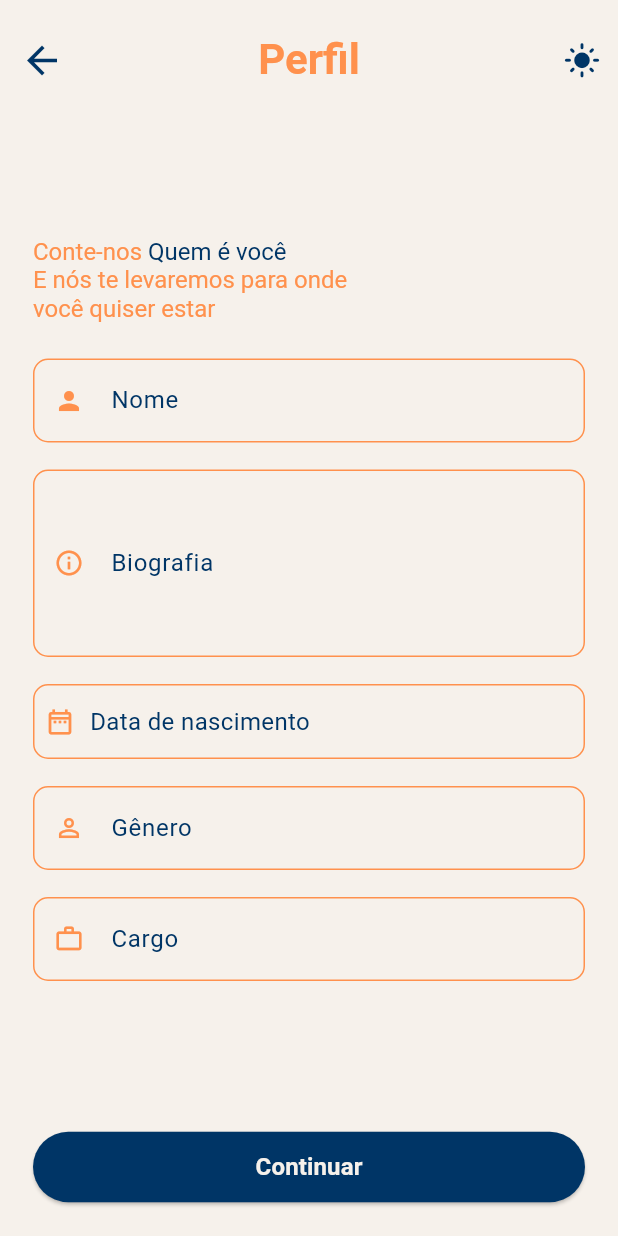
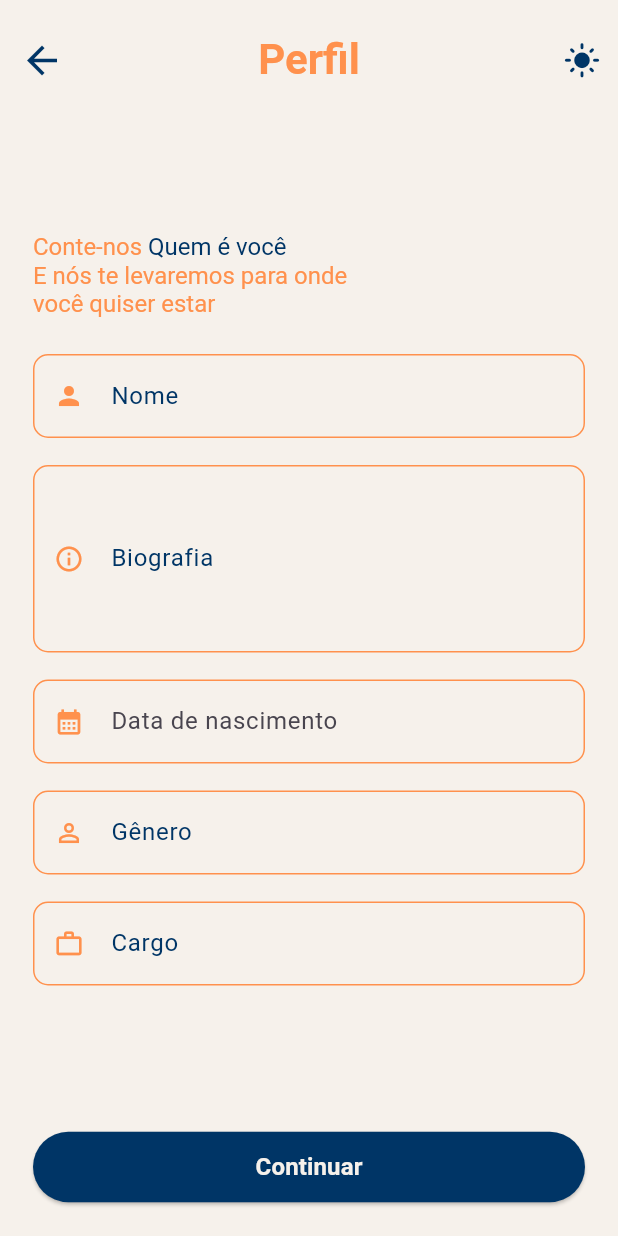
Before and after one commit to Reinertjg/Horizone_app, a Flutter app: the ProfileSetUpScreen screen opened by its route, on a phone screen of 412 x 824 dp. Run offline on Flutter 3.47's test engine with Material 3 defaults, Android fonts, the phone set to English and light mode, and no system bars; our stand-ins replace shared_preferences, sqflite; accounts and stored records are empty.

Commit message:
Refactor DatePickerTextFormField to use TextFormField and controller

```diff
--- a/horizone_app/lib/presentation/pages/profilesetup_screen.dart
+++ b/horizone_app/lib/presentation/pages/profilesetup_screen.dart
@@ -3,6 +3,7 @@ import 'package:provider/provider.dart';
 import '../../../generated/l10n.dart';
 import '../state/profileform_provider.dart';
 import '../state/theme_provider.dart';
+import '../widgets/date_picker_text_form_field.dart';
 import '../widgets/profile_info_text.dart';
 import '../widgets/orange_text_form.dart';
 import '../widgets/orange_text_box_form.dart';
@@ -52,6 +53,7 @@ class ProfileSetUpScreen extends StatelessWidget {
                   const SizedBox(height: 18),
                   DatePickerTextFormField(
                     nameButton: S.of(context).dateOfBirth,
+                    controller: formProvider.dateOfBirthController,
                     validator: formProvider.validateDateOfBirth,
                   ),
                   const SizedBox(height: 18),
--- a/horizone_app/lib/presentation/widgets/date_picker_text_form_field.dart
+++ b/horizone_app/lib/presentation/widgets/date_picker_text_form_field.dart
@@ -5,11 +5,13 @@ import '../../generated/l10n.dart';
 class DatePickerTextFormField extends StatefulWidget {
   const DatePickerTextFormField({
     super.key,
+    required this.controller,
     required this.validator,
     required this.nameButton,
   });
 
   final String nameButton;
+  final TextEditingController controller;
   final String? Function(String?) validator;
 
   @override
@@ -21,8 +23,8 @@ class _DatePickerTextFormFieldState extends State<DatePickerTextFormField> {
   DateTime? selectedDate;
 
   // This method is called when the user taps on the date picker.
-  Future<void> _selectDate() async {
-    final DateTime? picked = await showDatePicker(
+  Future<DateTime?> _selectDate(BuildContext context) async {
+    return await showDatePicker(
       context: context,
       initialDate: DateTime.now().subtract(const Duration(days: 365 * 18)),
       firstDate: DateTime(1900),
@@ -45,73 +47,53 @@ class _DatePickerTextFormFieldState extends State<DatePickerTextFormField> {
           child: child!,
         );
       },
+
     );
-    if (picked != null) setState(() => selectedDate = picked);
   }
 
   @override
   Widget build(BuildContext context) {
-    return FormField<String>(
+    return TextFormField(
+      controller: widget.controller,
+      readOnly: true,
       validator: widget.validator,
-      builder: (field) {
-        return Column(
-          crossAxisAlignment: CrossAxisAlignment.stretch,
-          children: [
-            GestureDetector(
-              onTap: _selectDate,
-              child: Container(
-                height: 50,
-                padding: const EdgeInsets.symmetric(horizontal: 7),
-                decoration: BoxDecoration(
-                  borderRadius: BorderRadius.circular(10),
-                  border: Border.all(color: Theme
-                      .of(context)
-                      .hintColor),
-                ),
-                child: Row(
-                  children: [
-                    Icon(
-                      Icons.date_range_outlined,
-                      color: Theme
-                          .of(context)
-                          .hintColor,
-                      size: 20,
-                    ),
-                    const SizedBox(width: 10),
-                    Text(
-                      selectedDate != null
-                          ? '${selectedDate!.day}/${selectedDate!
-                          .month}/${selectedDate!.year}'
-                          : widget.nameButton,
-                      style: TextStyle(
-                        color: Theme
-                            .of(context)
-                            .primaryColor,
-                        fontSize: 16,
-                      ),
-                    ),
-                  ],
-                ),
-              ),
-            ),
-            const SizedBox(width: 10),
-            if (field.hasError)
-              Padding(
-                padding: const EdgeInsets.only(top: 4, left: 13),
-                child: Text(
-                  field.errorText ?? '',
-                  style: TextStyle(
-                    color: Theme
-                        .of(context)
-                        .colorScheme
-                        .error,
-                    fontSize: 12,
-                  ),
-                ),
-              ),
-          ],
-        );
-      },
+        onTap: () async {
+          final pickedDate = await _selectDate(context);
+
+          if (pickedDate != null) {
+            setState(() {
+              selectedDate = pickedDate;
+              widget.controller.text =
+              '${pickedDate.day}/${pickedDate.month}/${pickedDate.year}';
+            });
+          }
+        },
+        style: TextStyle(color: Theme.of(context).primaryColor),
+      decoration: InputDecoration(
+        hintText: widget.nameButton,
+        labelStyle: TextStyle(color: Theme.of(context).primaryColor),
+        prefixIcon: Icon(
+          Icons.calendar_month,
+          color: Theme.of(context).hintColor,
+          size: 20,
+        ),
+        focusedBorder: OutlineInputBorder(
+          borderRadius: BorderRadius.circular(10),
+          borderSide: BorderSide(color: Theme.of(context).hintColor),
+        ),
+        enabledBorder: OutlineInputBorder(
+          borderRadius: BorderRadius.circular(10),
+          borderSide: BorderSide(color: Theme.of(context).hintColor),
+        ),
+        errorBorder: OutlineInputBorder(
+          borderRadius: BorderRadius.circular(10),
+          borderSide: BorderSide(color: Theme.of(context).hintColor),
+        ),
+        focusedErrorBorder: OutlineInputBorder(
+          borderRadius: BorderRadius.circular(10),
+          borderSide: BorderSide(color: Theme.of(context).hintColor),
+        ),
+      ),
     );
   }
 }
```
